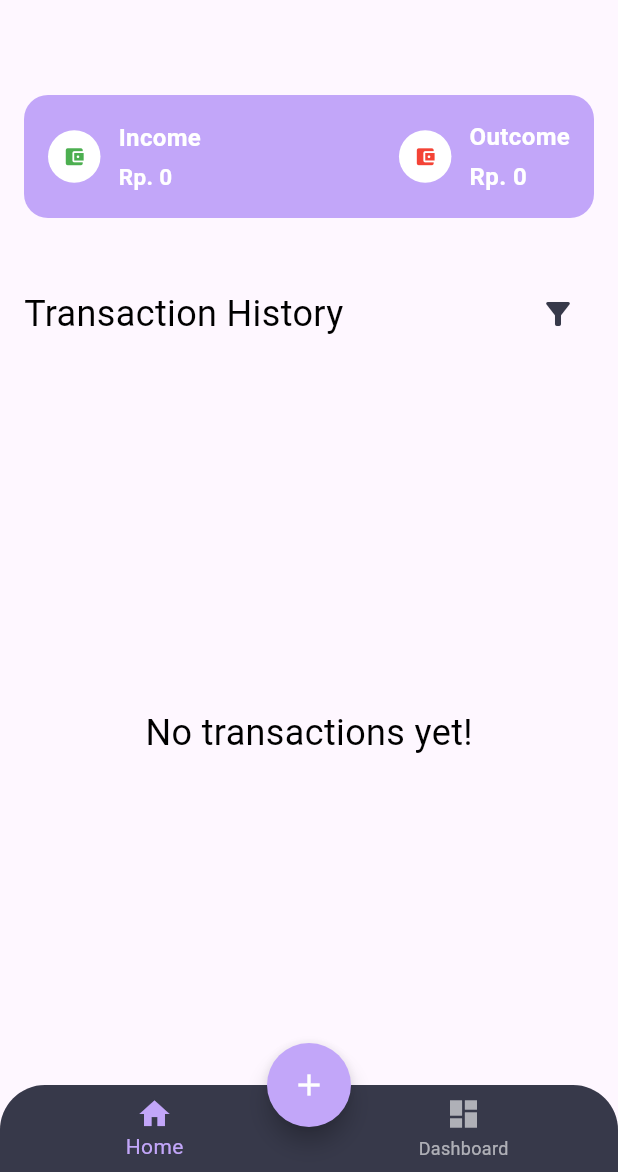
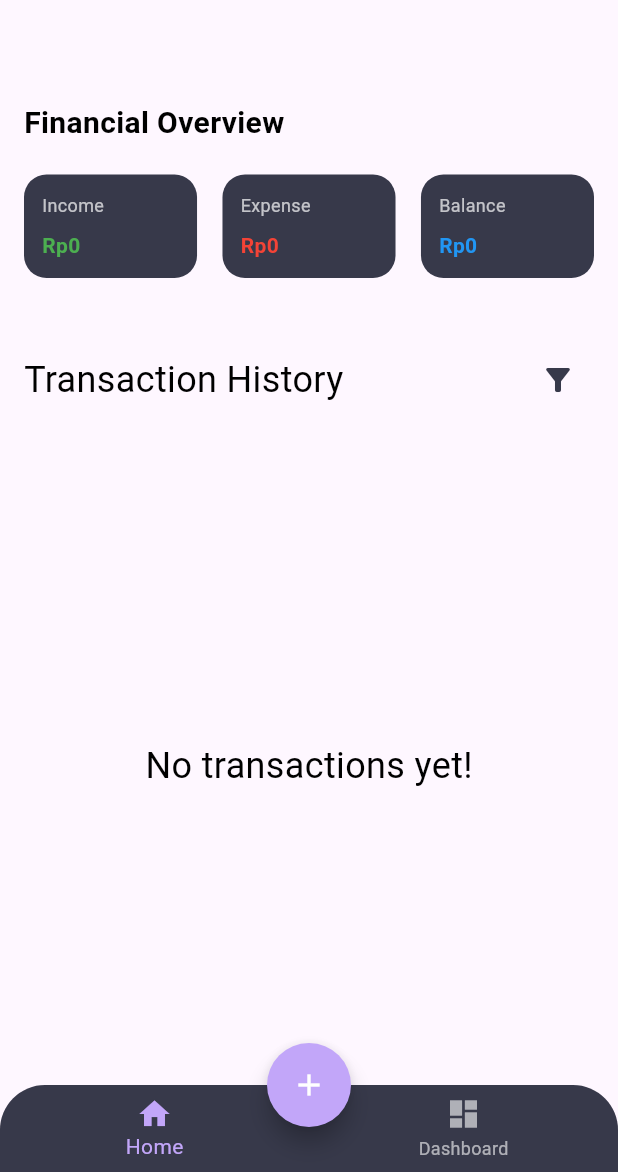
Before and after one commit to moongirl17/MoneyMatee, a Flutter app: the Home screen opened directly, on a phone screen of 412 x 824 dp, the part 64-1236 px from its top. Run offline on Flutter 3.47's test engine with Material 3 defaults, Android fonts, the phone set to English and light mode, and no system bars; our stand-ins replace drift, fl_chart, flutter_bloc, get_it, shared_preferences; missing offline and left inert: calendar_appbar; accounts and stored records are empty; generated files the repository leaves out were written again.

Commit message:
update lom fix

```diff
--- a/lib/pages/transaction_summary.dart
+++ b/lib/pages/transaction_summary.dart
@@ -1,104 +1,112 @@
 import 'package:flutter/material.dart';
+import 'package:intl/intl.dart';
 
 class TransactionSummary extends StatelessWidget {
   final List<Map<String, dynamic>> summarydata;
 
-  const TransactionSummary({super.key, required this.summarydata});
+  const TransactionSummary({
+    Key? key,
+    required this.summarydata,
+  }) : super(key: key);
 
   @override
   Widget build(BuildContext context) {
-    final totalIncome = summarydata
-        .where((tx) => tx['isExpense'] == false)
-        .fold(0.0, (sum, tx) => sum + tx['amount']);
+    final isDarkMode = Theme.of(context).brightness == Brightness.dark;
 
-    final totalExpense = summarydata
-        .where((tx) => tx['isExpense'] == true)
-        .fold(0.0, (sum, tx) => sum + tx['amount']);
+    // Hitung total income dan expense
+    double totalIncome = 0;
+    double totalExpense = 0;
 
-    // Menentukan warna background berdasarkan tema (dark/light mode)
-    Color backgroundColor;
-    if (Theme.of(context).brightness == Brightness.dark) {
-      backgroundColor = const Color.fromARGB(255, 194, 166, 249); // Dark mode color
+    for (var transaction in summarydata) {
+      if (transaction['isExpense'] == true) {
+        totalExpense += transaction['amount'];
       } else {
-      backgroundColor = const Color.fromARGB(255, 194, 166, 249); // Light mode color
+        totalIncome += transaction['amount'];
+      }
     }
 
-    return Padding(
-      padding: const EdgeInsets.symmetric(horizontal: 16, vertical: 20),
-      child: Container(
-        padding: const EdgeInsets.all(16),
-        decoration: BoxDecoration(
-          color: backgroundColor,  // Menggunakan warna sesuai tema
-          borderRadius: BorderRadius.circular(16),
+    double balance = totalIncome - totalExpense;
+
+    // Formatter angka: Rp dengan pemisah ribuan titik
+    final numberFormat = NumberFormat.decimalPattern('id_ID');
+    String formatWithRp(num value) => 'Rp${numberFormat.format(value)}';
+
+    return Container(
+      padding: const EdgeInsets.symmetric(horizontal: 16, vertical: 24),
+      child: Column(
+        crossAxisAlignment: CrossAxisAlignment.start,
+        children: [
+          Text(
+            'Financial Overview',
+            style: TextStyle(
+              fontSize: 20,
+              fontWeight: FontWeight.bold,
+              color: isDarkMode ? Colors.white : Colors.black,
             ),
-        child: Row(
+          ),
+          const SizedBox(height: 20),
+          Row(
             mainAxisAlignment: MainAxisAlignment.spaceBetween,
             children: [
-            // Income Section
-            Row(
-              children: [
-                Container(
-                  padding: const EdgeInsets.all(10),
-                  decoration: BoxDecoration(
-                    color: Colors.white,
-                    borderRadius: BorderRadius.circular(20),
+              _buildSummaryCard(
+                context,
+                'Income',
+                formatWithRp(totalIncome),
+                Colors.green,
               ),
-                  child: const Icon(Icons.account_balance_wallet,
-                      color: Colors.green, size: 15),
+              _buildSummaryCard(
+                context,
+                'Expense',
+                formatWithRp(totalExpense),
+                Colors.red,
               ),
-                const SizedBox(width: 12),
-                Column(
-                  crossAxisAlignment: CrossAxisAlignment.start,
-                  children: [
-                    const Text('Income',
-                        style: TextStyle(
-                            color: Colors.white,
-                            fontSize: 16,
-                            fontWeight: FontWeight.bold)),
-                    const SizedBox(height: 4),
-                    Text('Rp. ${totalIncome.toStringAsFixed(0)}',
-                        style: const TextStyle(
-                            color: Colors.white,
-                            fontSize: 15,
-                            fontWeight: FontWeight.bold)),
-                  ],
-                ),
-              ],
-            ),
-
-            // Outcome Section
-            Row(
-              children: [
-                Container(
-                  padding: const EdgeInsets.all(10),
-                  decoration: BoxDecoration(
-                    color: Colors.white,
-                    borderRadius: BorderRadius.circular(20),
-                  ),
-                  child: const Icon(Icons.account_balance_wallet,
-                      color: Colors.red, size: 15),
-                ),
-                const SizedBox(width: 12),
-                Column(
-                  crossAxisAlignment: CrossAxisAlignment.start,
-                  children: [
-                    const Text('Outcome',
-                        style: TextStyle(
-                            color: Colors.white,
-                            fontSize: 16,
-                            fontWeight: FontWeight.bold)),
-                    const SizedBox(height: 4),
-                    Text('Rp. ${totalExpense.toStringAsFixed(0)}',
-                        style: const TextStyle(
-                            color: Colors.white,
-                            fontSize: 16,
-                            fontWeight: FontWeight.bold)),
-                  ],
+              _buildSummaryCard(
+                context,
+                'Balance',
+                formatWithRp(balance),
+                balance >= 0 ? Colors.blue : Colors.orange,
               ),
             ],
           ),
         ],
       ),
+    );
+  }
+
+  Widget _buildSummaryCard(
+    BuildContext context,
+    String title,
+    String amount,
+    Color color,
+  ) {
+    return Container(
+      width: MediaQuery.of(context).size.width * 0.28,
+      padding: const EdgeInsets.all(12),
+      decoration: BoxDecoration(
+        color: const Color.fromARGB(255, 55, 57, 74),
+        borderRadius: BorderRadius.circular(15),
+      ),
+      child: Column(
+        crossAxisAlignment: CrossAxisAlignment.start,
+        children: [
+          Text(
+            title,
+            style: const TextStyle(
+              color: Colors.white70,
+              fontSize: 12,
+            ),
+          ),
+          const SizedBox(height: 8),
+          Text(
+            amount,
+            style: TextStyle(
+              color: color,
+              fontSize: 14,
+              fontWeight: FontWeight.bold,
+            ),
+            overflow: TextOverflow.ellipsis,
+          ),
+        ],
       ),
     );
   }
```
Lines whose indentation alone changed are shown as unchanged.
